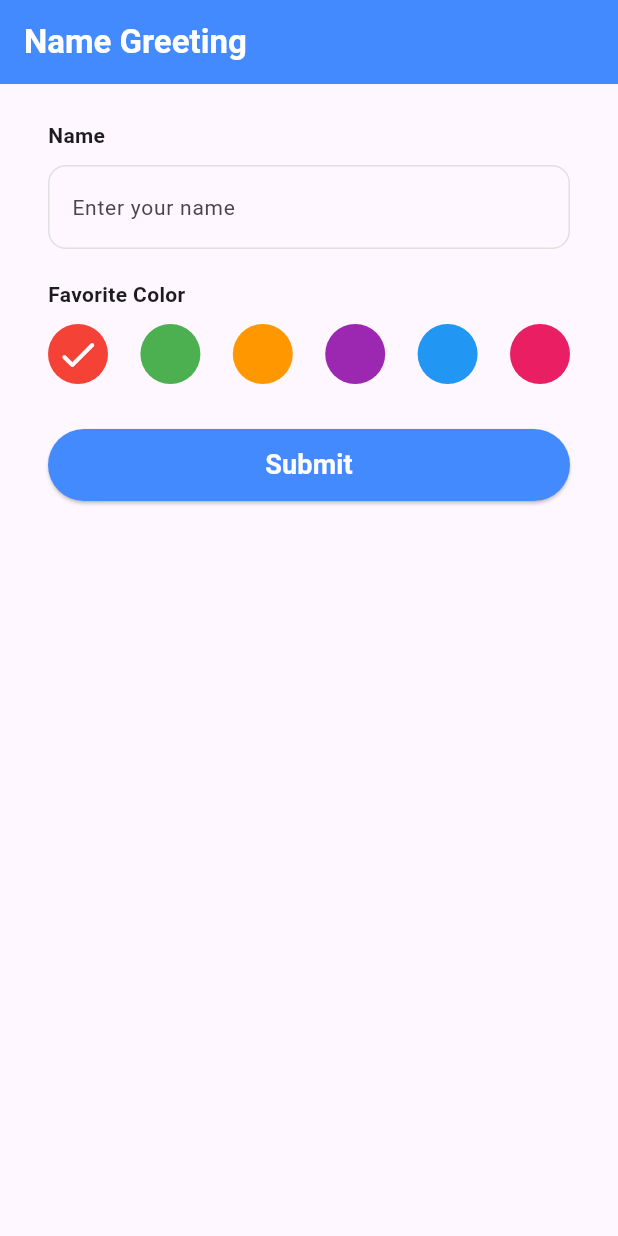
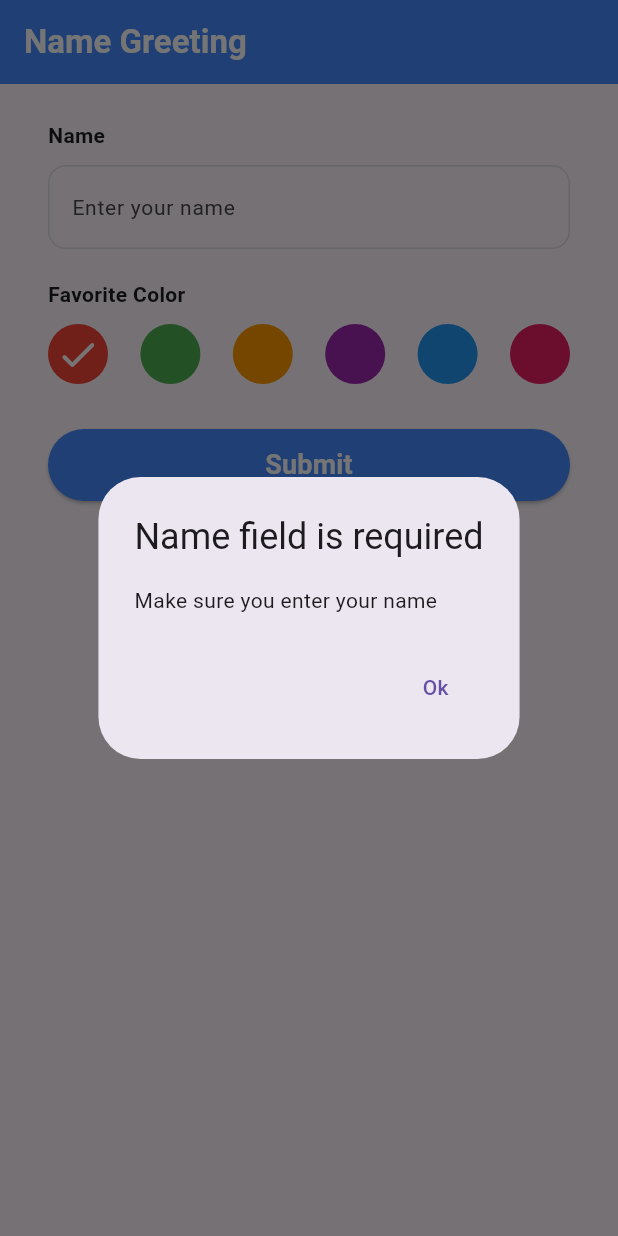
Before and after one commit to mahankheirollahi/name_greeting_bloc_beginner_guide, a Flutter app: the screen it shows after launch, after a tap on "Submit", on a phone screen of 412 x 824 dp. Run offline on Flutter 3.47's test engine with Material 3 defaults, Android fonts, the light colour scheme and no system bars; our stand-ins replace equatable, flutter_bloc.

Commit message:
Add ui and adding proper bloc events when needed

```diff
--- a/lib/main.dart
+++ b/lib/main.dart
@@ -1,12 +1,16 @@
 import 'package:flutter/material.dart';
 import 'package:flutter_bloc/flutter_bloc.dart';
 import 'package:name_greeting_bloc_beginner_guide/bloc/greeting_bloc.dart';
+import 'package:name_greeting_bloc_beginner_guide/second_screen.dart';
 
 void main() {
   runApp(
     BlocProvider(
       create: (context) => GreetingBloc(),
-      child: const MainApp(),
+      child: const MaterialApp(
+        home: MainApp(),
+        debugShowCheckedModeBanner: false,
+      ),
     ),
   );
 }
@@ -42,9 +46,7 @@ class _MainAppState extends State<MainApp> {
       Colors.blue,
       Colors.pink
     ];
-    return MaterialApp(
-      debugShowCheckedModeBanner: false,
-      home: Scaffold(
+    return Scaffold(
       appBar: AppBar(
         backgroundColor: Colors.blueAccent,
         title: const Text(
@@ -62,7 +64,24 @@ class _MainAppState extends State<MainApp> {
               style: TextStyle(fontWeight: FontWeight.w700),
             ),
             const SizedBox(height: 10),
-              TextField(
+            textfield(context),
+            const SizedBox(height: 20),
+            const Text(
+              'Favorite Color',
+              style: TextStyle(fontWeight: FontWeight.w700),
+            ),
+            const SizedBox(height: 10),
+            favoriteColor(colors, context),
+            const SizedBox(height: 30),
+            submitButton(context)
+          ],
+        ),
+      ),
+    );
+  }
+
+  TextField textfield(BuildContext context) {
+    return TextField(
       controller: controller,
       autocorrect: false,
       enableSuggestions: false,
@@ -77,6 +96,12 @@ class _MainAppState extends State<MainApp> {
             Radius.circular(12),
           ),
         ),
+        focusedBorder: const OutlineInputBorder(
+          borderSide: BorderSide(color: Colors.blueAccent),
+          borderRadius: BorderRadius.all(
+            Radius.circular(12),
+          ),
+        ),
         enabledBorder: OutlineInputBorder(
           borderSide: BorderSide(color: Colors.grey.shade300),
           borderRadius: const BorderRadius.all(
@@ -84,21 +109,16 @@ class _MainAppState extends State<MainApp> {
           ),
         ),
       ),
-                onSubmitted: (value) {
-                  context.read<GreetingBloc>().add(GetName(name: value));
-                },
-              ),
-              const SizedBox(height: 20),
-              const Text(
-                'Favorite Color',
-                style: TextStyle(fontWeight: FontWeight.w700),
-              ),
-              const SizedBox(height: 10),
-              Row(
+    );
+  }
+
+  Row favoriteColor(List<MaterialColor> colors, BuildContext context) {
+    return Row(
       mainAxisAlignment: MainAxisAlignment.spaceBetween,
       children: colors.map((color) {
         return GestureDetector(
           onTap: () {
+            // Adding GetFavoriteColor Event to the stream and passing the user's favorite color
             context
                 .read<GreetingBloc>()
                 .add(GetFavoriteColor(favoriteColor: color));
@@ -106,11 +126,9 @@ class _MainAppState extends State<MainApp> {
           child: Container(
             width: 40,
             height: 40,
-                      decoration:
-                          BoxDecoration(shape: BoxShape.circle, color: color),
-                      child:
-                          context.watch<GreetingBloc>().state.favoriteColor ==
-                                  color
+            decoration: BoxDecoration(shape: BoxShape.circle, color: color),
+            // Checking if the user's chosed color is the rendered color on the scrren, If it was the same rebuild the ui and show selected done icon
+            child: context.watch<GreetingBloc>().state.favoriteColor == color
                 ? const Icon(
                     Icons.done_rounded,
                     color: Colors.white,
@@ -120,27 +138,54 @@ class _MainAppState extends State<MainApp> {
           ),
         );
       }).toList(),
-              ),
-              const SizedBox(height: 30),
-              SizedBox(
+    );
+  }
+
+  SizedBox submitButton(BuildContext context) {
+    return SizedBox(
       width: double.infinity,
       height: 48,
       child: ElevatedButton(
-                  onPressed: () {},
+        onPressed: () async {
+          // Adding GetName Event to the stream and passing the user's name
+          context.read<GreetingBloc>().add(GetName(name: controller.text));
+          if (controller.text.isNotEmpty) {
+            Navigator.push(context, MaterialPageRoute(builder: (context) {
+              return const SecondScreen();
+            }));
+          } else {
+            return showDialog<void>(
+                context: context,
+                barrierDismissible: false,
+                builder: (BuildContext context) {
+                  return AlertDialog(
+                    title: const Text('Name field is required'),
+                    content: const SingleChildScrollView(
+                      child: ListBody(
+                        children: <Widget>[
+                          Text('Make sure you enter your name'),
+                        ],
+                      ),
+                    ),
+                    actions: <Widget>[
+                      TextButton(
+                        child: const Text('Ok'),
+                        onPressed: () {
+                          Navigator.of(context).pop();
+                        },
+                      ),
+                    ],
+                  );
+                });
+          }
+        },
         style: const ButtonStyle(
           backgroundColor: WidgetStatePropertyAll(Colors.blueAccent),
         ),
         child: const Text(
           'Submit',
           style: TextStyle(
-                        color: Colors.white,
-                        fontWeight: FontWeight.bold,
-                        fontSize: 18),
-                  ),
-                ),
-              )
-            ],
-          ),
+              color: Colors.white, fontWeight: FontWeight.bold, fontSize: 18),
         ),
       ),
     );
```
Lines whose indentation alone changed are shown as unchanged.
